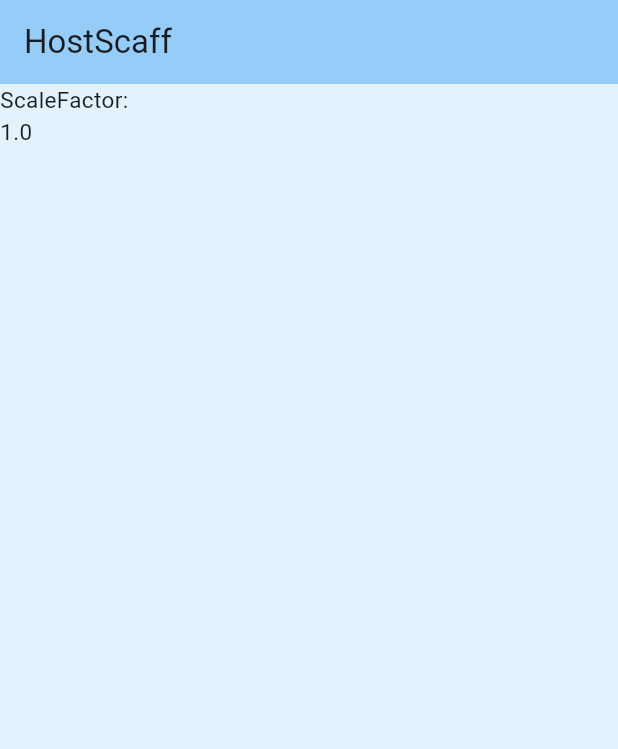
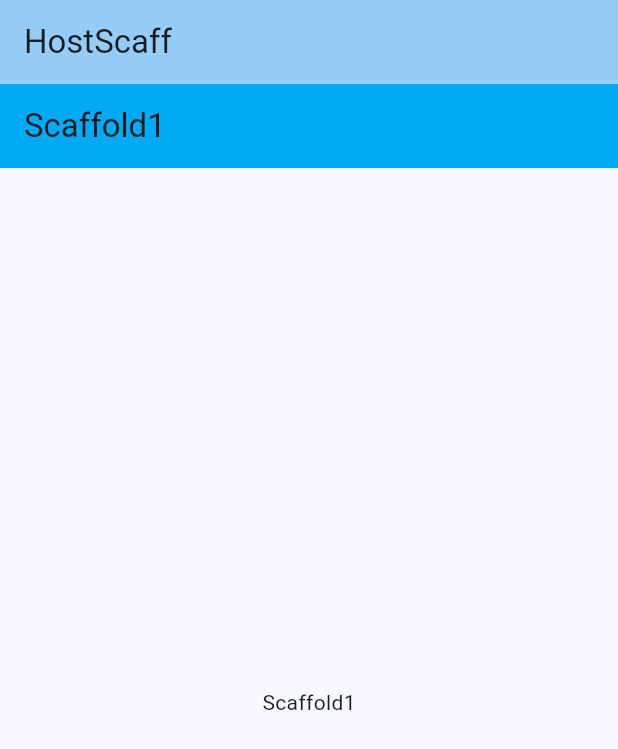
Before and after one commit to sterfuny/paoium, a Flutter app: the screen it shows after launch, on a phone screen of 412 x 824 dp. Shown: the top 749 px of the screen. Run offline on Flutter 3.47's test engine with Material 3 defaults, Android fonts, the light colour scheme and no system bars.

Commit message:
feat(lib/gesture/scale.dart): 增加控件切换功能
- 在 `ScaleGesturelayout` 类中增加了 `ctrlLine` 属性，用于传入多个控件列表。
- 添加了 `_nowScaleFactor`、`_index` 和 `_scaleNum` 变量，分别用于记录当前缩放基准值、控件索引和缩放阈值。
- 修改了 `Container` 的 `child` 属性，根据 `_index` 从 `ctrlLine` 列表中选择控件进行显示。

feat(lib/main.dart): 初始化控件列表

- 增加了 `widgetline` 列表，包含多个 `Scaffold` 控件，每个控件具有不同的背景颜色和标题。

```diff
--- a/lib/gesture/scale.dart
+++ b/lib/gesture/scale.dart
@@ -1,34 +1,66 @@
 import 'package:flutter/material.dart';
 
 class ScaleGesturelayout extends StatefulWidget {
+  final List<Widget> ctrlLine;
+
+  const ScaleGesturelayout({Key? key, required this.ctrlLine})
+    : super(key: key);
+
   @override
   _ScaleGesturelayoutState createState() => _ScaleGesturelayoutState();
 }
 
 class _ScaleGesturelayoutState extends State<ScaleGesturelayout> {
   double _scaleFactor = 1.0;
+  double _nowScaleFactor = 1.0;
+  int _index = 0;
+  double _scaleNum = 1.0;
 
   @override
   Widget build(BuildContext context) {
     return GestureDetector(
+      onScaleStart: (ScaleStartDetails details) {
+        _nowScaleFactor = _scaleFactor; // 记录开始缩放时的基准值
+      },
       onScaleUpdate: (ScaleUpdateDetails details) {
         setState(() {
-        _scaleFactor = 1.0;
-        _scaleFactor = details.scale;});
+          _scaleFactor = details.scale;
+          // 当缩放超过阈值时处理切换
+          if (_scaleFactor >= 2.0 * _scaleNum) _handleScaleThreshold(1);
+          if (_scaleFactor <= 0.5 - (0.5 * _scaleNum - 0.5))
+            _handleScaleThreshold(-1);
+        });
       },
-      onScaleEnd: (details){
-        setState(() {_scaleFactor = 1.0;});
+      onScaleEnd: (ScaleEndDetails details) {
+        setState(() {
+          // 结束时复位
+          _scaleFactor = 1.0;
+          _scaleNum = 1.0;
+          // _nowScaleFactor = 1.0;
+        });
       },
       child: Container(
-        color: Colors.blue[50],
         width: double.infinity,
         height: double.infinity,
-
-        child: Text(
-          "ScaleFactor:\n$_scaleFactor",
-          style: TextStyle(fontSize: _scaleFactor*15.0),
-        ),
+        child: widget.ctrlLine.isNotEmpty ? widget.ctrlLine[_index] : null,
       ),
     );
   }
+
+  void _handleScaleThreshold(int trun) {
+    // 切换到下一个控件
+    // _index = (_index + 1) % widget.ctrlLine.length;
+    if (trun > 0) if (_index + 1 < widget.ctrlLine.length) _index += trun;
+    if (trun < 0) if (_index > 0) _index += trun;
+    if (trun != 0) _scaleNum += 0.5;
+    // 使用动画平滑过渡
+    Future.delayed(Duration(milliseconds: 100), () {
+      if (mounted) {
+        setState(() {
+          // _scaleFactor = 1.0;
+          _nowScaleFactor = 1.0;
+        });
+      }
+    });
+  }
 }
--- a/lib/main.dart
+++ b/lib/main.dart
@@ -1,8 +1,27 @@
 import 'package:flutter/material.dart';
 import './gesture/scale.dart';
+
 void main() {
   runApp(const MainApp());
 }
+
+final List<Widget> widgetline = [
+  Scaffold(
+    appBar: AppBar(backgroundColor: Colors.lightBlue, title: Text("Scaffold1")),
+    body: Center(child: Text("Scaffold1")),
+  ),
+  Scaffold(
+    appBar: AppBar(
+      backgroundColor: Colors.lightGreen,
+      title: Text("Scaffold2"),
+    ),
+    body: Center(child: Text("Scaffold2")),
+  ),
+  Scaffold(
+    appBar: AppBar(backgroundColor: Colors.lightBlue, title: Text("Scaffold3")),
+    body: Center(child: Text("Scaffold3")),
+  ),
+];
 
 class MainApp extends StatelessWidget {
   const MainApp({super.key});
@@ -14,7 +33,7 @@ class MainApp extends StatelessWidget {
       theme: ThemeData(
         colorScheme: ColorScheme.fromSeed(seedColor: Colors.lightBlue),
       ),
-      home: HostScaff()
+      home: HostScaff(),
     );
   }
 }
@@ -30,7 +49,7 @@ class HostScaff extends StatelessWidget {
         title: Text("HostScaff"),
       ),
 
-      body: ScaleGesturelayout(),
+      body: ScaleGesturelayout(ctrlLine: widgetline),
     );
   }
 }
```
